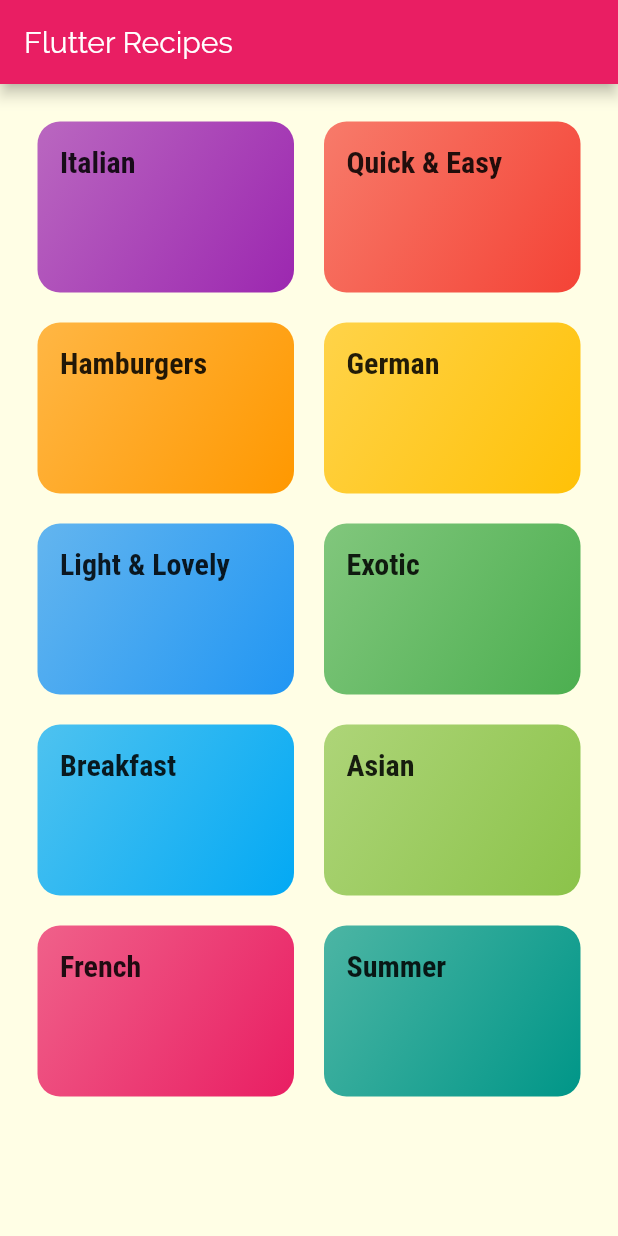
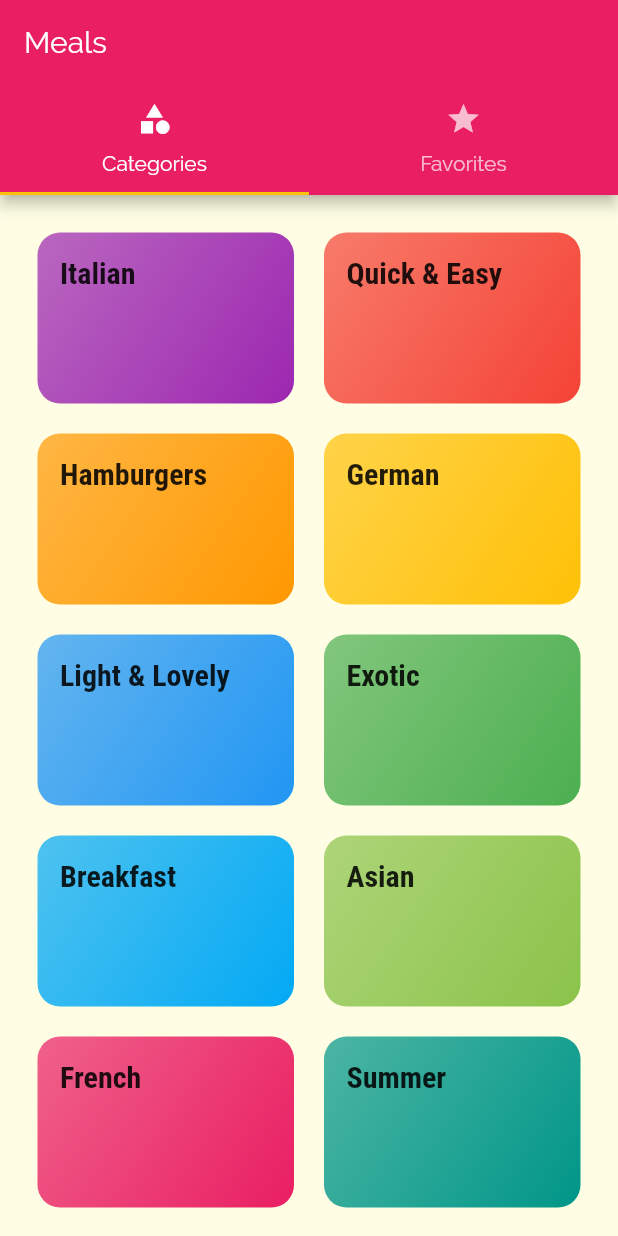
Before and after one commit to Amorem/FlutterRecipes, a Flutter app: the screen it shows after launch, on a phone screen of 412 x 824 dp. Run offline on Flutter 3.47's test engine with Material 2 defaults, Android fonts, the phone set to English and light mode, and no system bars.

Commit message:
Add TabBar

```diff
--- a/lib/main.dart
+++ b/lib/main.dart
@@ -3,6 +3,7 @@ import 'package:flutter/material.dart';
 import './screens/categories_screen.dart';
 import './screens/category_meals_screen.dart';
 import './screens/meal_detail_screen.dart';
+import 'screens/tabs_screen.dart';
 
 void main() => runApp(MyApp());
 
@@ -24,8 +25,8 @@ class MyApp extends StatelessWidget {
                 fontFamily: 'RobotoCondensed',
                 fontWeight: FontWeight.bold)),
       ),
-      home: CategoriesScreen(),
       routes: {
+        '/': (ctx) => TabsScreen(),
         CategoryMeals.routeName: (ctx) => CategoryMeals(),
         MealDetail.routeName: (ctx) => MealDetail()
       },
--- a/lib/screens/categories_screen.dart
+++ b/lib/screens/categories_screen.dart
@@ -5,13 +5,7 @@ import '../widgets/category_item.dart';
 class CategoriesScreen extends StatelessWidget {
   @override
   Widget build(BuildContext context) {
-    return Scaffold(
-      appBar: AppBar(
-        title: const Text(
-          "Flutter Recipes",
-        ),
-      ),
-      body: GridView(
+    return GridView(
       padding: const EdgeInsets.all(25),
       children: DUMMY_CATEGORIES
           .map((catData) =>
@@ -23,7 +17,6 @@ class CategoriesScreen extends StatelessWidget {
         mainAxisSpacing: 20,
         crossAxisSpacing: 20,
       ),
-      ),
     );
   }
 }
--- /dev/null
+++ b/lib/screens/favorites_screen.dart
@@ -0,0 +1,10 @@
+import 'package:flutter/material.dart';
+
+class FavoritesScreen extends StatelessWidget {
+  @override
+  Widget build(BuildContext context) {
+    return Center(
+      child: Text('favorites'),
+    );
+  }
+}
--- /dev/null
+++ b/lib/screens/tabs_screen.dart
@@ -0,0 +1,38 @@
+import 'package:flutter/material.dart';
+
+import 'categories_screen.dart';
+import 'favorites_screen.dart';
+
+class TabsScreen extends StatefulWidget {
+  @override
+  _TabsScreenState createState() => _TabsScreenState();
+}
+
+class _TabsScreenState extends State<TabsScreen> {
+  @override
+  Widget build(BuildContext context) {
+    return DefaultTabController(
+      length: 2,
+      child: Scaffold(
+        appBar: AppBar(
+          title: Text("Meals"),
+          bottom: TabBar(
+            tabs: <Widget>[
+              Tab(
+                icon: Icon(Icons.category),
+                text: 'Categories',
+              ),
+              Tab(
+                icon: Icon(Icons.star),
+                text: 'Favorites',
+              )
+            ],
+          ),
+        ),
+        body: TabBarView(
+          children: <Widget>[CategoriesScreen(), FavoritesScreen()],
+        ),
+      ),
+    );
+  }
+}
```
Lines whose indentation alone changed are shown as unchanged.
